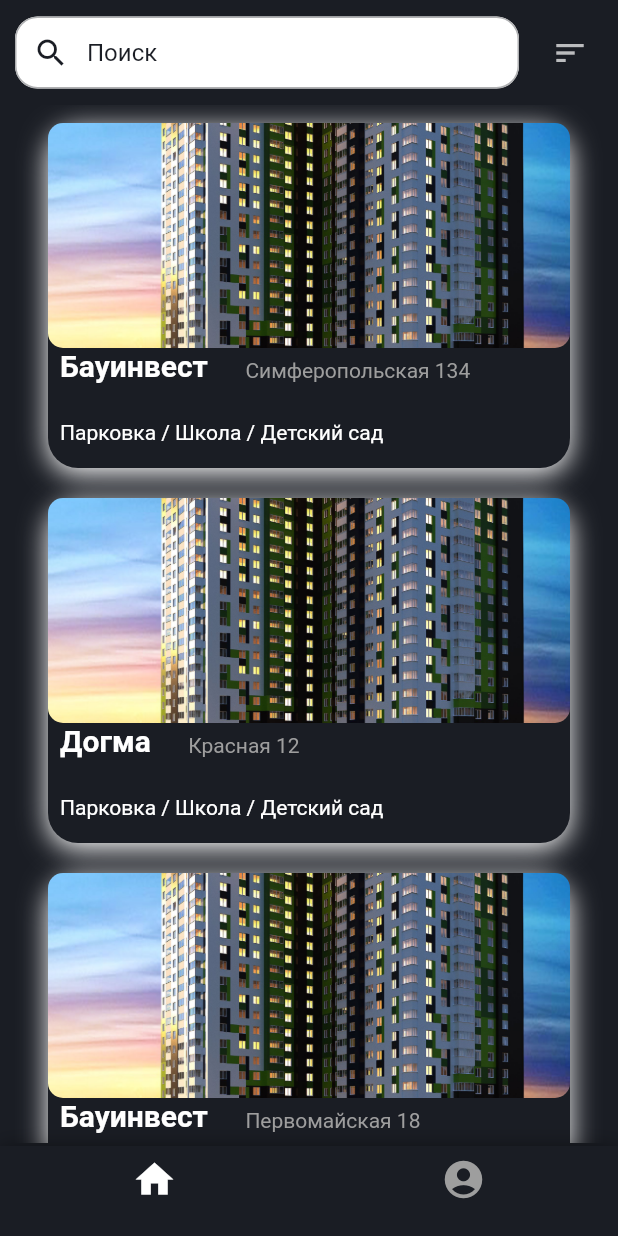
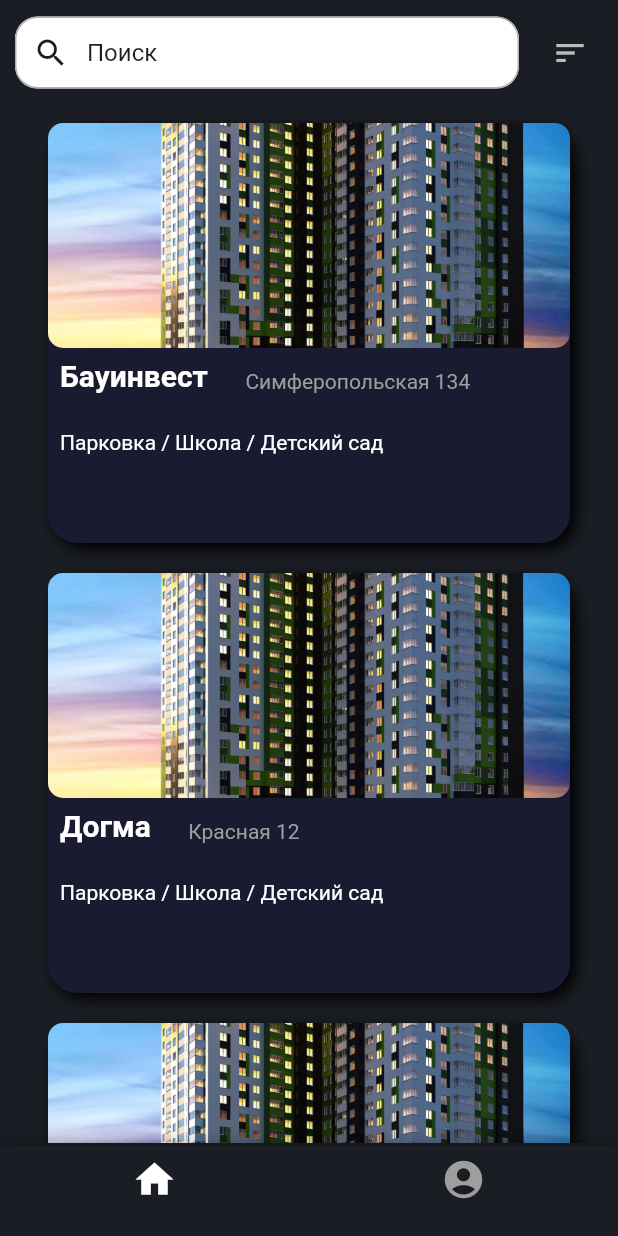
Before and after one commit to k1borgG/GoodFellas, a Flutter app: the MainScreenWidget screen opened by its route, on a phone screen of 412 x 824 dp. Run offline on Flutter 3.47's test engine with Material 2 defaults, Android fonts, the phone set to English and light mode, and no system bars.

Commit message:
real estate color fix

```diff
--- a/hackatone_phone/lib/list_real_estate/list_real_estate_widget.dart
+++ b/hackatone_phone/lib/list_real_estate/list_real_estate_widget.dart
@@ -1,4 +1,3 @@
-
 import 'package:flutter/material.dart';
 
 import '../resources/app_images.dart';
@@ -154,7 +153,7 @@
             padding: const EdgeInsets.all(2.0),
             child: Container(
               child: ListView.builder(
-                  itemExtent: 250,
+                  itemExtent: 300,
                   // physics: BouncingScrollPhysics(parent: AlwaysScrollableScrollPhysics()),
                   padding: EdgeInsets.only(top: 70),
                   keyboardDismissBehavior:
@@ -169,13 +168,13 @@
                         children: [
                           Container(
                             decoration: BoxDecoration(
-                              color: Color.fromRGBO(26, 29, 36, 1),
+                              color: Color(0xFF1A1B30),
                               borderRadius: BorderRadius.circular(20),
                               boxShadow: [
                                 BoxShadow(
-                                  color: Colors.white,
-                                  blurRadius: 15,
-                                  offset: Offset(0, 4), // Shadow position
+                                  color: Colors.black,
+                                  blurRadius: 8,
+                                  offset: Offset(4, 4), // Shadow position
                                 ),
                               ],
                             ),
@@ -196,6 +195,9 @@
                                   padding: const EdgeInsets.only(left: 8),
                                   child: Column(
                                     children: [
+                                      SizedBox(
+                                        height: 7,
+                                      ),
                                       Row(
                                           crossAxisAlignment:
                                               CrossAxisAlignment.end,
```
